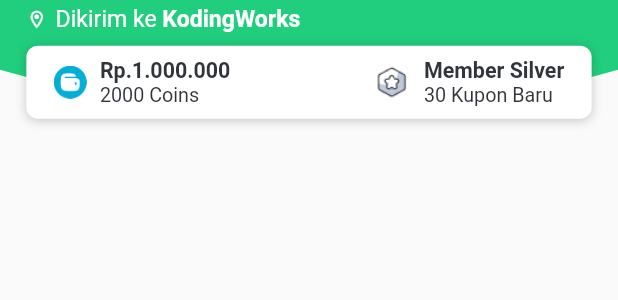
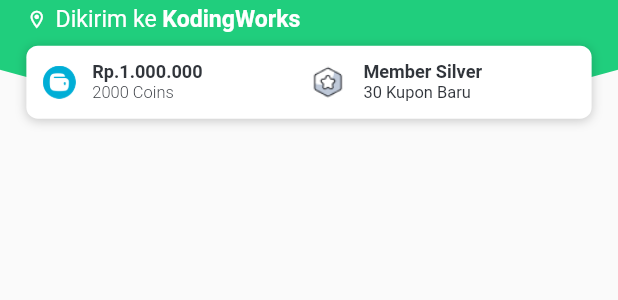
Before and after one commit to azarafath/Flutter-Tokopedia-Clone, a Flutter app: the HomeHeader widget shown alone on an empty page, opened directly, on a phone screen of 412 x 824 dp. Shown: the top 300 px of the screen. Run offline on Flutter 3.47's test engine with Material 2 defaults, Android fonts, the phone set to English and light mode, and no system bars; our stand-ins replace carousel_slider, google_fonts; missing offline and left inert: curved_animation_controller, dart:ffi, float_bubble; statements that could not run were skipped.

Commit message:
Fix margin, font

```diff
--- a/lib/ui/widgets/home_header_widget.dart
+++ b/lib/ui/widgets/home_header_widget.dart
@@ -76,13 +76,14 @@
             ],
           ),
           child: Row(
-            mainAxisAlignment: MainAxisAlignment.spaceAround,
             children: [
-              Row(
+              Expanded(
+                child: Row(
                   children: [
                     Container(
-                    margin:
-                        EdgeInsets.only(right: getProportionateScreenWidth(8)),
+                      margin: EdgeInsets.only(
+                          right: getProportionateScreenWidth(10),
+                          left: getProportionateScreenWidth(10)),
                       width: getProportionateScreenWidth(20),
                       child: Image.asset('assets/gopay.png'),
                     ),
@@ -93,28 +94,27 @@
                         Text(
                           'Rp.1.000.000',
                           style: kPrimaryTextStyle.copyWith(
-                          fontWeight: kBoldFontWeight,
-                          fontSize: getProportionateScreenWidth(13),
+                            fontWeight: FontWeight.w600,
+                            fontSize: getProportionateScreenWidth(11),
                           ),
                         ),
                         Text(
                           '2000 Coins',
                           style: kPrimaryTextStyle.copyWith(
-                            fontWeight: kNormalFontWeight,
-                            fontSize: getProportionateScreenWidth(12)),
+                              fontWeight: kLightFontWeight,
+                              fontSize: getProportionateScreenWidth(10)),
                         ),
                       ],
                     )
                   ],
                 ),
-              SizedBox(
-                width: getProportionateScreenWidth(20),
               ),
-              Row(
+              Expanded(
+                child: Row(
                   children: [
                     Container(
-                    margin:
-                        EdgeInsets.only(right: getProportionateScreenWidth(8)),
+                      margin: EdgeInsets.only(
+                          right: getProportionateScreenWidth(10)),
                       width: getProportionateScreenWidth(23),
                       child: Image.asset('assets/silver.png'),
                     ),
@@ -125,19 +125,20 @@
                         Text(
                           'Member Silver',
                           style: kPrimaryTextStyle.copyWith(
-                          fontWeight: kBoldFontWeight,
-                          fontSize: getProportionateScreenWidth(13),
+                            fontWeight: FontWeight.w600,
+                            fontSize: getProportionateScreenWidth(11),
                           ),
                         ),
                         Text(
                           '30 Kupon Baru',
                           style: kPrimaryTextStyle.copyWith(
                               fontWeight: kNormalFontWeight,
-                            fontSize: getProportionateScreenWidth(12)),
+                              fontSize: getProportionateScreenWidth(10)),
                         ),
                       ],
                     )
                   ],
+                ),
               )
             ],
           ),
```
Also changed, not shown: lib/ui/pages/home_page.dart (+5 -6 lines), lib/ui/widgets/spesial_tokopedia.dart (+24 -20 lines), assets/floating.gif (added). Lines whose indentation alone changed are shown as unchanged.
